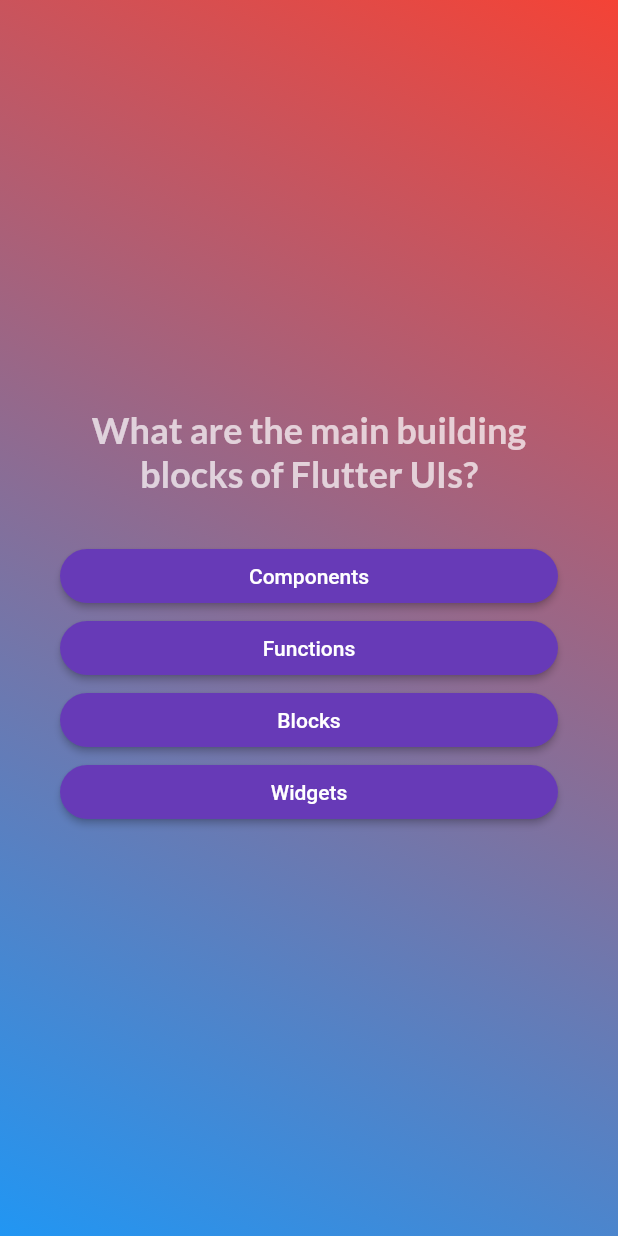
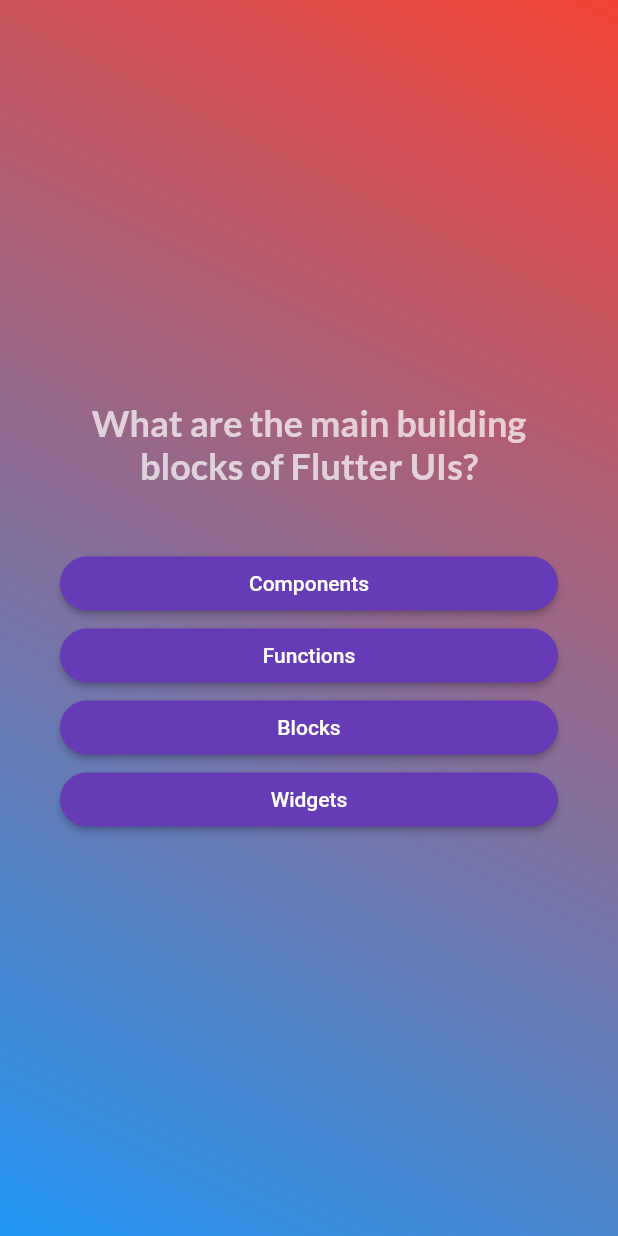
Before and after one commit to spector-0110/Quiz_app, a Flutter app: the screen it shows after launch, after a tap on "Start Quiz", on a phone screen of 412 x 824 dp. Run offline on Flutter 3.47's test engine with Material 2 defaults, Android fonts, the light colour scheme and no system bars; our stand-ins replace google_fonts.

Commit message:
2 nd commit

```diff
--- a/lib/image.dart
+++ b/lib/image.dart
@@ -21,7 +21,7 @@
             height: 30,
           ),
           const Text(
-            "Fun Learn Flutter",
+            "Fun Learn",
             style: TextStyle(
                 fontSize: 28,
                 color: Colors.white60,
--- a/lib/question_screen.dart
+++ b/lib/question_screen.dart
@@ -46,7 +46,7 @@
               textAlign: TextAlign.center,
             ),
             const SizedBox(
-              height: 30,
+              height: 40,
             ),
             ...currentQuestion.getSuffled().map((answere) {
               return AnswereButton(
```
